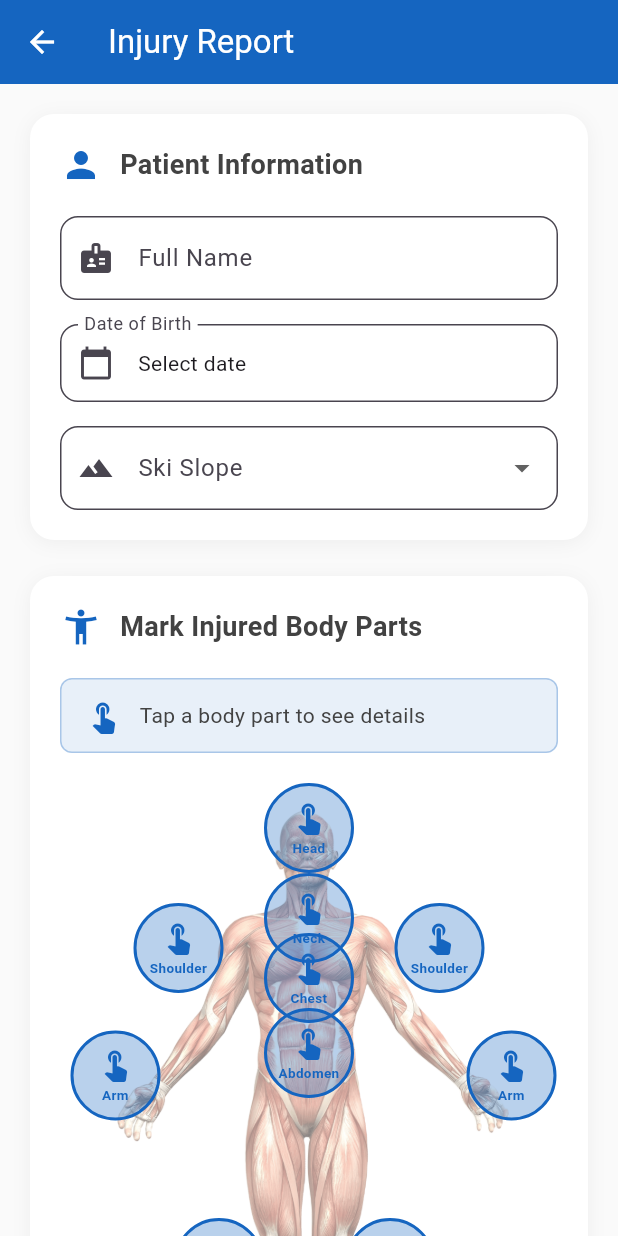
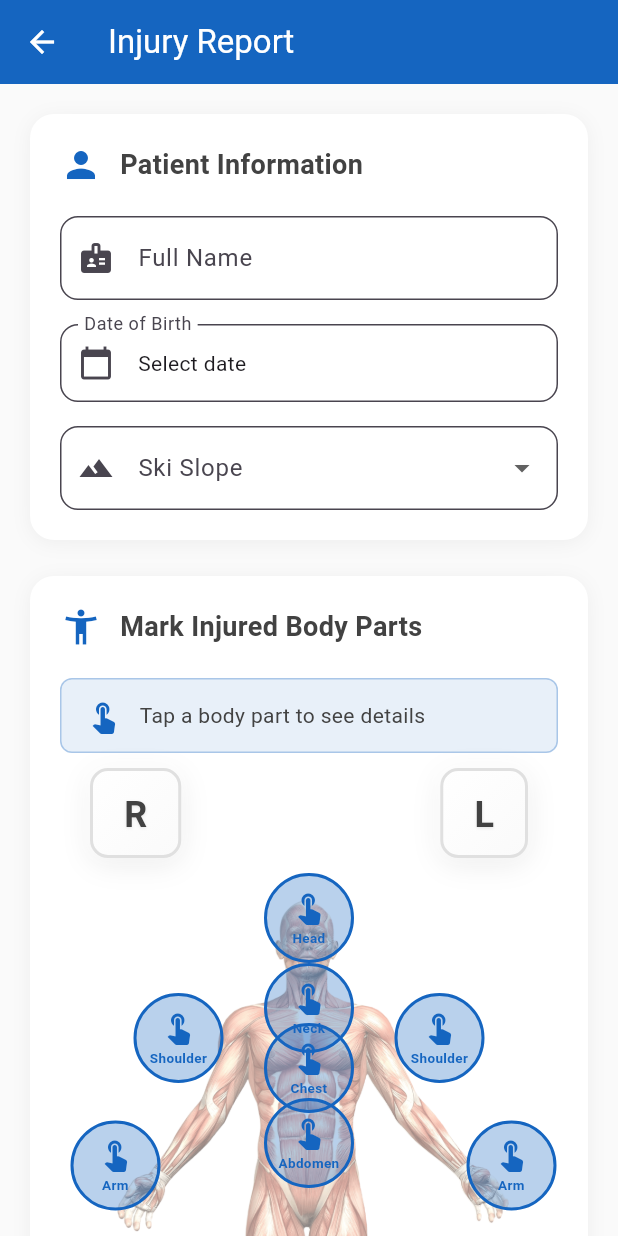
Before and after one commit to Gjoce/mountain-rescue-app, a Flutter app: the InjuryRegistrationScreen screen opened directly, on a phone screen of 412 x 824 dp. Run offline on Flutter 3.47's test engine with Material 3 defaults, Android fonts, the light colour scheme and no system bars; our stand-ins replace cloud_firestore, firebase_auth, firebase_core, flutter_riverpod, pdf, printing; accounts and stored records are empty.

Commit message:
feat(be): Add R and L labels below mark injured parts
Added Add R and L labels below mark injured parts.

Refs: #7

```diff
--- a/mountain_rescue/lib/features/injuries/register_injury.dart
+++ b/mountain_rescue/lib/features/injuries/register_injury.dart
@@ -390,7 +390,29 @@ class _InjuryRegistrationScreenState
                       ],
                     ),
                   ),
-                  const SizedBox(height: 20),
+                  const SizedBox(height: 10),
+
+                  // R and L Labels positioned above the body diagram
+                  SizedBox(
+                    height: 60,
+                    child: Stack(
+                      children: [
+                        Positioned(
+                          left: 20,
+                          top: 0,
+                          bottom: 0,
+                          child: Center(child: _buildSideLabel('R', isDark)),
+                        ),
+                        Positioned(
+                          right: 20,
+                          top: 0,
+                          bottom: 0,
+                          child: Center(child: _buildSideLabel('L', isDark)),
+                        ),
+                      ],
+                    ),
+                  ),
+                  const SizedBox(height: 10),
 
                   if (_selectedRegion != null) ...[
                     ElevatedButton.icon(
@@ -549,6 +571,50 @@ class _InjuryRegistrationScreenState
             ],
           );
         },
+      ),
+    );
+  }
+
+  Widget _buildSideLabel(String label, bool isDark) {
+    return Container(
+      padding: const EdgeInsets.symmetric(horizontal: 20, vertical: 12),
+      decoration: BoxDecoration(
+        gradient: LinearGradient(
+          begin: Alignment.topLeft,
+          end: Alignment.bottomRight,
+          colors: [Colors.white, Colors.grey.shade50],
+        ),
+        borderRadius: BorderRadius.circular(12),
+        border: Border.all(color: Colors.grey.shade300, width: 2),
+        boxShadow: [
+          BoxShadow(
+            color: Colors.black.withValues(alpha: 0.08),
+            blurRadius: 16,
+            offset: const Offset(0, 4),
+            spreadRadius: 0,
+          ),
+          BoxShadow(
+            color: Colors.white.withValues(alpha: 0.8),
+            blurRadius: 8,
+            offset: const Offset(-2, -2),
+          ),
+        ],
+      ),
+      child: Text(
+        label,
+        style: TextStyle(
+          fontSize: 24,
+          fontWeight: FontWeight.w700,
+          color: Colors.grey.shade800,
+          letterSpacing: 1.5,
+          shadows: [
+            Shadow(
+              color: Colors.black.withValues(alpha: 0.1),
+              offset: const Offset(0, 1),
+              blurRadius: 2,
+            ),
+          ],
+        ),
       ),
     );
   }
```
